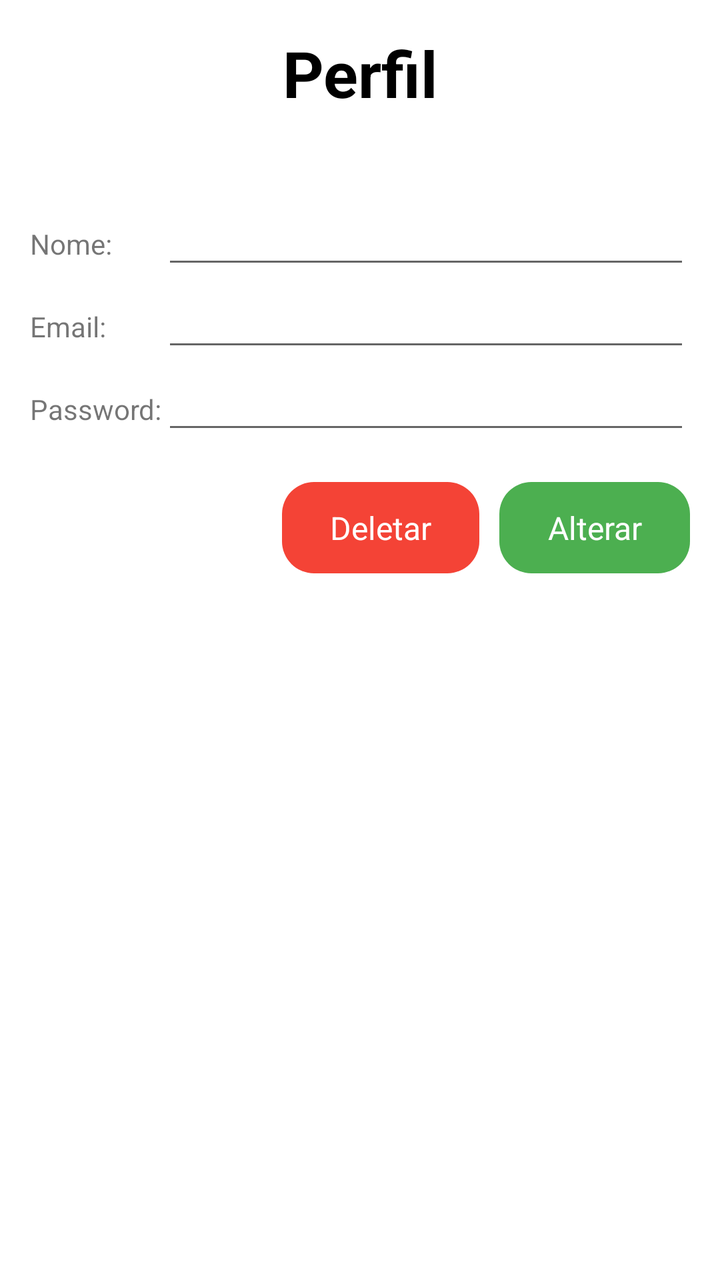
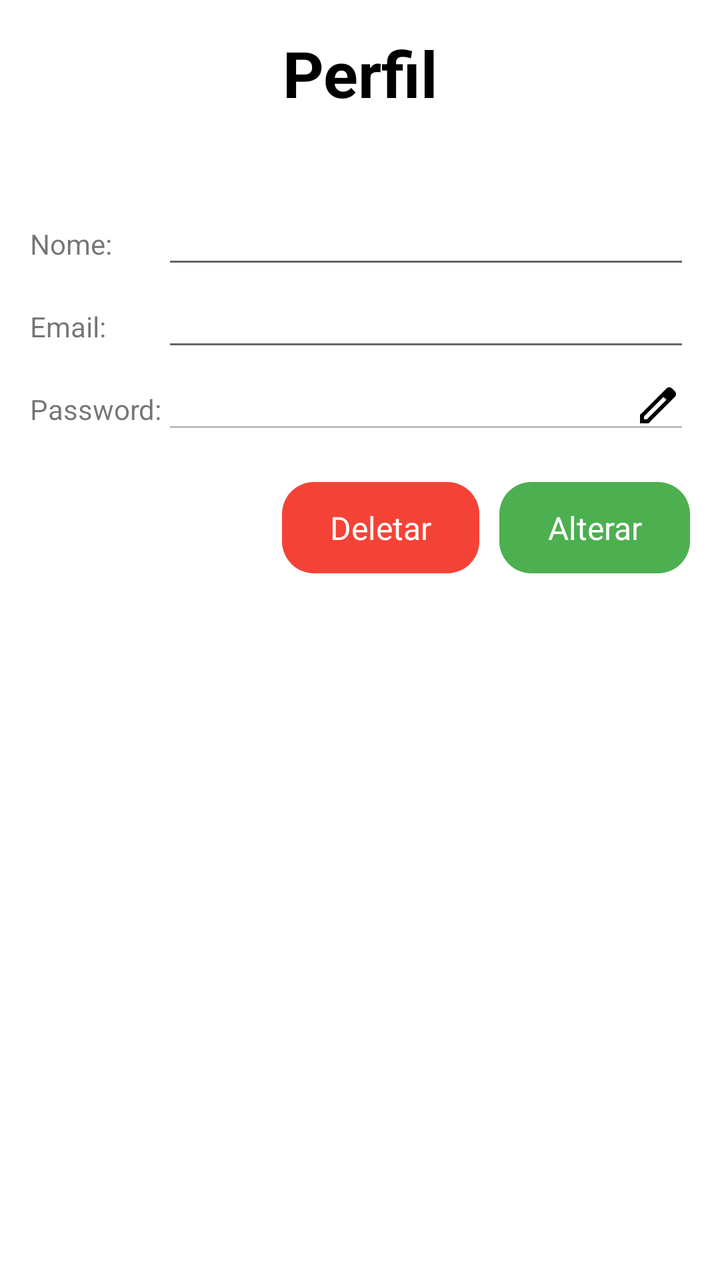

Two renders of the same Android screen: before a commit and after it. Below are the layout's source before the change and the commit's diff.
<!-- AndroidManifest.xml: application theme Theme.ProjetoLogin -->
<!-- res/layout/activity_perfil.xml -->
<?xml version="1.0" encoding="utf-8"?>
<LinearLayout xmlns:android="http://schemas.android.com/apk/res/android"
    xmlns:app="http://schemas.android.com/apk/res-auto"
    xmlns:tools="http://schemas.android.com/tools"
    android:id="@+id/main"
    android:orientation="vertical"
    android:layout_width="match_parent"
    android:layout_height="match_parent"
    tools:context=".perfil.PerfilActivity">

    <TextView
        android:layout_width="match_parent"
        android:layout_height="wrap_content"
        android:layout_marginBottom="10dp"
        android:text="Perfil"
        android:textAlignment="center"
        android:paddingBottom="15dp"
        android:paddingTop="15dp"
        android:textColor="@color/black"
        android:textStyle="bold"
        android:textSize="32sp" />

    <LinearLayout
        android:orientation="vertical"
        android:layout_width="match_parent"
        android:layout_height="match_parent"
        android:layout_margin="15dp">

        <LinearLayout
            android:layout_width="match_parent"
            android:layout_height="wrap_content"
            android:orientation="horizontal">
            <TextView
                android:text="Nome: "
                android:layout_width="0dp"
                android:layout_height="wrap_content"
                android:layout_weight="1"/>
            <EditText
                android:id="@+id/edit_nome_perfil"
                android:layout_width="0dp"
                android:layout_height="wrap_content"
                android:layout_weight="4"/>
        </LinearLayout>
        <LinearLayout
            android:layout_width="match_parent"
            android:layout_height="wrap_content"
            android:orientation="horizontal">
            <TextView
                android:text="Email: "
                android:layout_width="0dp"
                android:layout_height="wrap_content"
                android:layout_weight="1"/>
            <EditText
                android:id="@+id/edit_email_perfil"
                android:layout_width="0dp"
                android:layout_height="wrap_content"
                android:layout_weight="4"/>
        </LinearLayout>
        <LinearLayout
            android:layout_width="match_parent"
            android:layout_height="wrap_content"
            android:orientation="horizontal">
            <TextView
                android:text="Password: "
                android:layout_width="0dp"
                android:layout_height="wrap_content"
                android:layout_weight="1"/>
            <EditText
                android:id="@+id/edit_senha_perfil"
                android:layout_width="0dp"
                android:layout_height="wrap_content"
                android:layout_weight="4"/>
        </LinearLayout>
        <LinearLayout
            android:layout_width="match_parent"
            android:layout_height="wrap_content"
            android:orientation="horizontal"
            android:layout_marginTop="15dp"
            android:gravity="end">

            <Button
                android:id="@+id/btn_deletar_perfil"
                android:text="Deletar"
                style="@style/ButtonCancelar"
                android:layout_marginEnd="10dp"
                android:layout_width="wrap_content"
                android:layout_height="wrap_content"/>
            <Button
                android:id="@+id/btn_alterar_perfil"
                android:text="Alterar"
                style="@style/ButtonEfetivar"
                android:layout_width="wrap_content"
                android:layout_height="wrap_content"/>

        </LinearLayout>

    </LinearLayout>
</LinearLayout>
<!-- resources referenced by this layout -->
<resources>
  <color name="black">#FF000000</color>
  <style name="ButtonCancelar" parent="Widget.Material3.Button">
          <item name="android:textColor">@color/white</item>
          <item name="backgroundTint">#F44336</item>
          <item name="cornerRadius">16dp</item>
          <item name="android:textSize">16sp</item>
          <item name="android:paddingTop">12dp</item>
          <item name="android:paddingBottom">12dp</item>
          <item name="android:textAllCaps">false</item>
      </style>
  <style name="ButtonEfetivar" parent="Widget.Material3.Button">
          <item name="android:textColor">@color/white</item>
          <item name="backgroundTint">#4CAF50</item>
          <item name="cornerRadius">16dp</item>
          <item name="android:textSize">16sp</item>
          <item name="android:paddingTop">12dp</item>
          <item name="android:paddingBottom">12dp</item>
          <item name="android:textAllCaps">false</item>
      </style>
  <style name="Theme.ProjetoLogin" parent="Theme.MaterialComponents.DayNight.NoActionBar">
          
          <item name="colorPrimary">@color/purple_500</item>
          <item name="colorPrimaryVariant">@color/purple_700</item>
          <item name="colorOnPrimary">@color/white</item>
          
          <item name="colorSecondary">@color/teal_200</item>
          <item name="colorSecondaryVariant">@color/teal_700</item>
          <item name="colorOnSecondary">@color/black</item>
          
          <item name="android:statusBarColor">?attr/colorPrimaryVariant</item>
          
      </style>
  <color name="white">#FFFFFFFF</color>
  <color name="purple_500">#FF6200EE</color>
  <color name="purple_700">#FF3700B3</color>
  <color name="teal_200">#FF03DAC5</color>
  <color name="teal_700">#FF018786</color>
</resources>

<!-- the commit's change to res/layout/activity_perfil.xml (unified diff, before → after) -->
@@ -69,7 +69,14 @@
                 android:id="@+id/edit_senha_perfil"
                 android:layout_width="0dp"
                 android:layout_height="wrap_content"
-                android:layout_weight="4"/>
+                android:layout_weight="4"
+                android:clickable="true"
+                android:drawableEnd="@drawable/ic_edit"
+                android:enabled="false"
+                android:focusableInTouchMode="false"
+                android:inputType="textPassword"
+                android:longClickable="false"
+                android:textColor="@color/black" />
         </LinearLayout>
         <LinearLayout
             android:layout_width="match_parent"
<!-- resource entries referenced after the edit -->
@@ -1,6 +1,16 @@
 <!-- resources referenced by this layout -->
 <resources>
   <color name="black">#FF000000</color>
+  <!-- drawable ic_edit (drawable) -->
+  <vector xmlns:android="http://schemas.android.com/apk/res/android"
+      android:width="24dp"
+      android:height="24dp"
+      android:viewportWidth="960"
+      android:viewportHeight="960">
+    <path
+        android:pathData="M200,760h57l391,-391 -57,-57 -391,391v57ZM120,840v-170l528,-527q12,-11 26.5,-17t30.5,-6q16,0 31,6t26,18l55,56q12,11 17.5,26t5.5,30q0,16 -5.5,30.5T817,313L290,840L120,840ZM760,256 L704,200 760,256ZM619,341 L591,312 648,369 619,341Z"
+        android:fillColor="#000000"/>
+  </vector>
   <style name="ButtonCancelar" parent="Widget.Material3.Button">
           <item name="android:textColor">@color/white</item>
           <item name="backgroundTint">#F44336</item>
